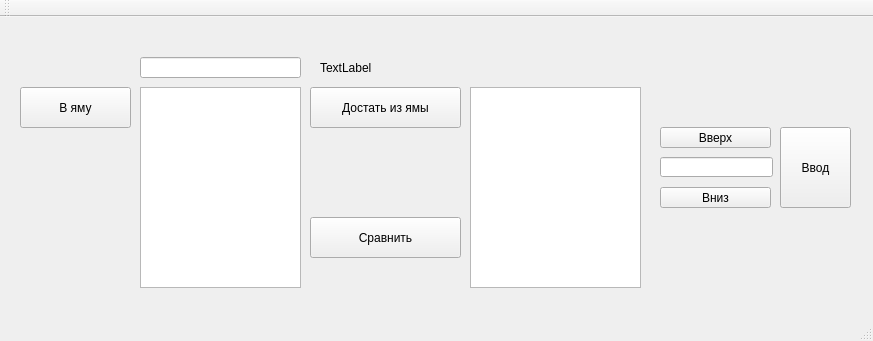
This is view.ui in Zipp1e/lab1_MVC as Qt 5 draws it before an edit. The edited form follows.
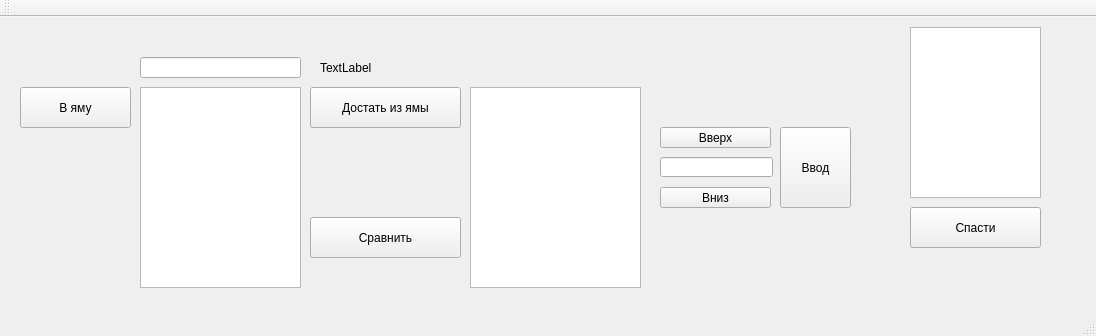
This is the edited form.

Diff of the .ui file:
```diff
--- a/view.ui
+++ b/view.ui
@@ -6,8 +6,8 @@
    <rect>
     <x>0</x>
     <y>0</y>
-    <width>873</width>
-    <height>341</height>
+    <width>1096</width>
+    <height>336</height>
    </rect>
   </property>
   <property name="windowTitle">
@@ -203,6 +203,29 @@
      <string>Ввод</string>
     </property>
    </widget>
+   <widget class="QPushButton" name="save_button_">
+    <property name="geometry">
+     <rect>
+      <x>910</x>
+      <y>190</y>
+      <width>131</width>
+      <height>41</height>
+     </rect>
+    </property>
+    <property name="text">
+     <string>Спасти</string>
+    </property>
+   </widget>
+   <widget class="QListWidget" name="crowd_view_">
+    <property name="geometry">
+     <rect>
+      <x>910</x>
+      <y>10</y>
+      <width>131</width>
+      <height>171</height>
+     </rect>
+    </property>
+   </widget>
   </widget>
   <widget class="QMenuBar" name="menuBar">
    <property name="geometry">
```
Left out of the diff: 2 changed lines with no effect on the pictures.
